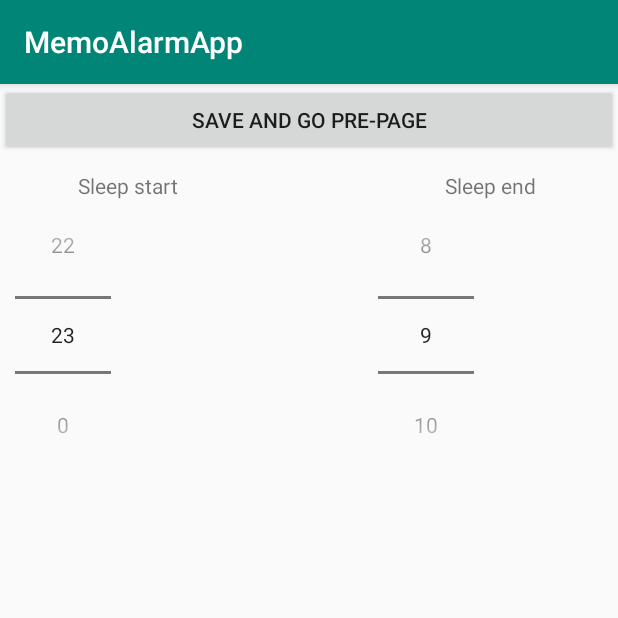
After one commit to bsshmk/MK, an Android app: the fragment MemoOverallSettingFragment placed in its activity, on a phone screen of 412 x 824 dp, the top half of it. The commit adds this screen. Run offline under Robolectric (Android 15) with nearby library versions, the phone set to English and light mode, and no system bars; our stand-ins replace Dagger/Hilt's generated code, Room's generated code.

Commit message:
메모알람수정
방해금지시간에 대한 수정

```diff
--- a/MemoAlarmApp/app/src/main/java/com/mksoft/memoalarmapp/DB/AppDB.java
+++ b/MemoAlarmApp/app/src/main/java/com/mksoft/memoalarmapp/DB/AppDB.java
@@ -2,13 +2,15 @@ package com.mksoft.memoalarmapp.DB;
 
 
 import com.mksoft.memoalarmapp.DB.data.MemoData;
+import com.mksoft.memoalarmapp.DB.data.OptionData;
 
 import androidx.room.Database;
 import androidx.room.RoomDatabase;
 
-@Database(entities = {MemoData.class}, version = 1)
+@Database(entities = {MemoData.class, OptionData.class}, version = 1)
 public abstract class AppDB extends RoomDatabase {
     public abstract MemoDataDao memoDataDao();
+    public abstract OptionDataDao optionDataDao();
     private static volatile AppDB INSTANCE;//volatile 메모리에 접근 가능
 
 }
--- a/MemoAlarmApp/app/src/main/java/com/mksoft/memoalarmapp/DB/MemoReposityDB.java
+++ b/MemoAlarmApp/app/src/main/java/com/mksoft/memoalarmapp/DB/MemoReposityDB.java
@@ -5,7 +5,9 @@ import android.os.AsyncTask;
 
 
 import com.mksoft.memoalarmapp.DB.data.MemoData;
+import com.mksoft.memoalarmapp.DB.data.OptionData;
 
+import java.security.cert.PKIXRevocationChecker;
 import java.util.List;
 import java.util.concurrent.ExecutionException;
 
@@ -17,11 +19,15 @@ import androidx.lifecycle.LiveData;
 @Singleton
 public class MemoReposityDB {
     private MemoDataDao memoDataDao;
+    private OptionDataDao optionDataDao;
     private LiveData<List<MemoData>> memoDataList;
     private List<MemoData> staticMemoDataList;
+    private OptionData optionData;
+
     @Inject
-    public MemoReposityDB(MemoDataDao memoDataDao){
+    public MemoReposityDB(MemoDataDao memoDataDao, OptionDataDao optionDataDao){
         this.memoDataDao = memoDataDao;
+        this.optionDataDao = optionDataDao;
         memoDataList = memoDataDao.getAll();
     }
     public LiveData<List<MemoData>> getMemoDataList(){
@@ -43,6 +49,7 @@ public class MemoReposityDB {
 
     private static class getAllAsyncTask extends AsyncTask<Void, Void, List<MemoData>>{
         private MemoDataDao asyncUserDao;
+
 
         getAllAsyncTask(MemoDataDao dao){
             asyncUserDao = dao;
@@ -87,4 +94,47 @@ public class MemoReposityDB {
             return null;
         }
     }
+    public void insertOption(OptionData optionData){
+        new insertAsyncTaskOption(optionDataDao).execute(optionData);
+    }
+    private static class insertAsyncTaskOption extends AsyncTask<OptionData, Void, Void>{
+        private OptionDataDao asyncUserDao;
+        insertAsyncTaskOption(OptionDataDao dao){
+            asyncUserDao = dao;
+        }
+
+        @Override
+        protected Void doInBackground(OptionData... optionData) {
+            asyncUserDao.insertOPtion(optionData[0]);
+            return null;
+        }
+    }
+    public OptionData getOptionData(){
+        try {
+            this.optionData = new getOptionDataAsyncTask(optionDataDao).execute().get();
+
+        } catch (ExecutionException e) {
+            e.printStackTrace();
+        } catch (InterruptedException e) {
+            e.printStackTrace();
+        }
+        return optionData;
+
+    }
+
+    private static class getOptionDataAsyncTask extends AsyncTask<Void, Void, OptionData>{
+        private OptionDataDao asyncUserDao;
+
+        getOptionDataAsyncTask(OptionDataDao dao){
+            asyncUserDao = dao;
+        }
+
+        @Override
+        protected OptionData doInBackground(Void... voids) {
+
+
+            return asyncUserDao.getOptionData();
+        }
+    }
+
 }
--- /dev/null
+++ b/MemoAlarmApp/app/src/main/java/com/mksoft/memoalarmapp/DB/OptionDataDao.java
@@ -0,0 +1,26 @@
+package com.mksoft.memoalarmapp.DB;
+
+
+import com.mksoft.memoalarmapp.DB.data.MemoData;
+import com.mksoft.memoalarmapp.DB.data.OptionData;
+
+import java.util.List;
+
+import androidx.room.Dao;
+import androidx.room.Insert;
+import androidx.room.Query;
+
+import static androidx.room.OnConflictStrategy.REPLACE;
+
+@Dao
+public interface OptionDataDao {
+    @Query("SELECT * FROM option_data WHERE id = 0")
+    OptionData getOptionData();
+
+
+    @Insert(onConflict = REPLACE)
+    void insertOPtion(OptionData optionData);
+
+    @Query("SELECT COUNT(*) FROM option_data")
+    int getCnt();
+}
--- /dev/null
+++ b/MemoAlarmApp/app/src/main/java/com/mksoft/memoalarmapp/DB/data/OptionData.java
@@ -0,0 +1,49 @@
+package com.mksoft.memoalarmapp.DB.data;
+
+import androidx.annotation.NonNull;
+import androidx.room.ColumnInfo;
+import androidx.room.Entity;
+import androidx.room.PrimaryKey;
+
+@Entity(tableName = "option_data")
+public class OptionData {
+    public OptionData(){
+
+    }
+    public void setId(@NonNull int id) {
+        this.id = id;
+    }
+    @PrimaryKey
+    @NonNull
+    @ColumnInfo(name = "id")
+    private int id = 0;
+
+    @NonNull
+    public int getId() {
+        return id;
+    }
+
+    @ColumnInfo(name = "sleep_start_time")
+    private int sleepStartTime;
+
+    @ColumnInfo(name = "sleep_end_time")
+    private int sleepEndTime;
+
+
+
+    public int getSleepStartTime() {
+        return sleepStartTime;
+    }
+
+    public int getSleepEndTime() {
+        return sleepEndTime;
+    }
+
+    public void setSleepStartTime(int sleepStartTime) {
+        this.sleepStartTime = sleepStartTime;
+    }
+
+    public void setSleepEndTime(int sleepEndTime) {
+        this.sleepEndTime = sleepEndTime;
+    }
+}
--- a/MemoAlarmApp/app/src/main/java/com/mksoft/memoalarmapp/DI/FragmentModule.java
+++ b/MemoAlarmApp/app/src/main/java/com/mksoft/memoalarmapp/DI/FragmentModule.java
@@ -1,6 +1,7 @@
 package com.mksoft.memoalarmapp.DI;
 
 
+import com.mksoft.memoalarmapp.component.activity.fragment.MemoOverallSetting.MemoOverallSettingFragment;
 import com.mksoft.memoalarmapp.component.activity.fragment.memoAdd.MemoAddFragment;
 import com.mksoft.memoalarmapp.component.activity.fragment.memoBody.MemoBodyFragment;
 import com.mksoft.memoalarmapp.component.activity.fragment.memoTimeSetting.MemoTimeSettingFragment;
@@ -14,6 +15,10 @@ import dagger.android.ContributesAndroidInjector;
 
 @Module
 public abstract class FragmentModule {
+
+    @ContributesAndroidInjector
+    abstract MemoOverallSettingFragment contributeMemoOverallSetting();
+
     @ContributesAndroidInjector
     abstract MemoAddFragment contributeMemoAddFragment();
 
@@ -23,4 +28,5 @@ public abstract class FragmentModule {
     @ContributesAndroidInjector
     abstract MemoTimeSettingFragment contributeMemoTimeSettingFragment();
 
+
 }
--- a/MemoAlarmApp/app/src/main/java/com/mksoft/memoalarmapp/component/App.java
+++ b/MemoAlarmApp/app/src/main/java/com/mksoft/memoalarmapp/component/App.java
@@ -6,8 +6,7 @@ import android.app.Service;
 import android.content.Context;
 
 
-import com.mksoft.memoalarmapp.DI
-        .DaggerAppComponent;
+import com.mksoft.memoalarmapp.DI.DaggerAppComponent;
 
 import javax.inject.Inject;
 
--- a/MemoAlarmApp/app/src/main/java/com/mksoft/memoalarmapp/component/activity/MainActivity.java
+++ b/MemoAlarmApp/app/src/main/java/com/mksoft/memoalarmapp/component/activity/MainActivity.java
@@ -4,6 +4,7 @@ package com.mksoft.memoalarmapp.component.activity;
 import android.content.Intent;
 import android.os.Bundle;
 
+import com.mksoft.memoalarmapp.component.activity.fragment.MemoOverallSetting.MemoOverallSettingFragment;
 import com.mksoft.memoalarmapp.component.service.Alarm.Service.AlarmService;
 import com.mksoft.memoalarmapp.HideKeyboard;
 import com.mksoft.memoalarmapp.R;
@@ -28,6 +29,8 @@ public class MainActivity extends AppCompatActivity  implements HasSupportFragme
     MemoTimeSettingFragment memoTimeSettingFragment;//플레그먼트 주입이 될까?
     HideKeyboard hideKeyboard;
     public static MainActivity mainActivity;
+    MemoOverallSettingFragment memoOverallSettingFragment;
+
     @Inject
     DispatchingAndroidInjector<Fragment> dispatchingAndroidInjector;
 
@@ -55,6 +58,7 @@ public class MainActivity extends AppCompatActivity  implements HasSupportFragme
         memoBodyFragment = new MemoBodyFragment();
         memoAddFragment = new MemoAddFragment();
         memoTimeSettingFragment = new MemoTimeSettingFragment();
+        memoOverallSettingFragment = new MemoOverallSettingFragment();
         getSupportFragmentManager().beginTransaction().replace(R.id.mainContainer, memoBodyFragment).commit();
     }
     public void OnFragmentChange(int idx, Bundle bundle){
@@ -66,6 +70,8 @@ public class MainActivity extends AppCompatActivity  implements HasSupportFragme
             memoTimeSettingFragment.setArguments(bundle);
             getSupportFragmentManager().beginTransaction().replace(R.id.mainContainer, memoTimeSettingFragment).commit();
 
+        }else if(idx == 3){
+            getSupportFragmentManager().beginTransaction().replace(R.id.mainContainer, memoOverallSettingFragment).commit();
         }
     }
 
--- /dev/null
+++ b/MemoAlarmApp/app/src/main/java/com/mksoft/memoalarmapp/component/activity/fragment/MemoOverallSetting/MemoOverallSettingFragment.java
@@ -0,0 +1,142 @@
+package com.mksoft.memoalarmapp.component.activity.fragment.MemoOverallSetting;
+
+import android.content.Context;
+import android.os.Bundle;
+import android.util.Log;
+import android.view.LayoutInflater;
+import android.view.View;
+import android.view.ViewGroup;
+import android.widget.Button;
+import android.widget.NumberPicker;
+import android.widget.RelativeLayout;
+import android.widget.Toast;
+
+import com.mksoft.memoalarmapp.DB.MemoReposityDB;
+import com.mksoft.memoalarmapp.DB.data.OptionData;
+import com.mksoft.memoalarmapp.R;
+import com.mksoft.memoalarmapp.component.activity.MainActivity;
+
+import javax.inject.Inject;
+
+import androidx.annotation.NonNull;
+import androidx.annotation.Nullable;
+import androidx.fragment.app.Fragment;
+import dagger.android.support.AndroidSupportInjection;
+
+public class MemoOverallSettingFragment extends Fragment {
+    public MemoOverallSettingFragment(){
+
+    }
+    MainActivity mainActivity;
+
+    Button backBtn;
+    NumberPicker np1, np2;
+
+    RelativeLayout relativeLayout;
+
+    int startTime, endTime;
+    OptionData optionData = null;
+
+    @Inject
+    MemoReposityDB memoReposityDB;
+
+
+
+    private void configureDagger(){
+        AndroidSupportInjection.inject(this);
+    }
+    @Override
+    public void onActivityCreated(@Nullable Bundle savedInstanceState) {
+        super.onActivityCreated(savedInstanceState);
+
+    }
+
+    @Nullable
+    @Override
+    public View onCreateView(@NonNull LayoutInflater inflater, @Nullable ViewGroup container, @Nullable Bundle savedInstanceState) {
+        this.configureDagger();
+        ViewGroup rootView = (ViewGroup) inflater.inflate(R.layout.memo_overall_setting, container, false);
+        init(rootView);
+
+        hideKeyboard();
+        clickHideKeyboard();
+
+        // save and go back
+        backBtn.setOnClickListener(new View.OnClickListener() {
+            @Override
+            public void onClick(View v) {
+                saveData();
+            }
+        });
+
+        return rootView;
+    }
+
+    public void init(ViewGroup viewGroup){
+
+
+        optionData = memoReposityDB.getOptionData();
+        relativeLayout = (RelativeLayout) viewGroup.findViewById(R.id.settingLayout2);
+        backBtn = (Button) viewGroup.findViewById(R.id.settingPageBackButton);
+
+        np1 = (NumberPicker) viewGroup.findViewById(R.id.np1);
+        np2 = (NumberPicker) viewGroup.findViewById(R.id.np2);
+
+        np1.setMinValue(0);
+        np1.setMaxValue(23);
+
+        np2.setMinValue(0);
+        np2.setMaxValue(23);
+
+        if(optionData == null){
+
+            np1.setValue(23);
+            np2.setValue(9);
+            optionData = new OptionData();
+        }else{
+
+            np1.setValue(optionData.getSleepStartTime());
+            np2.setValue(optionData.getSleepEndTime());
+        }
+    }
+
+    public void saveData(){
+        startTime = np1.getValue();
+        endTime = np2.getValue();
+
+        optionData.setSleepStartTime(startTime);
+        optionData.setSleepEndTime(endTime);
+
+        Toast.makeText(getContext(), "updated!", Toast.LENGTH_SHORT).show();
+        memoReposityDB.insertOption(optionData);
+        mainActivity.OnFragmentChange(0,null);
+    }
+
+    @Override
+    public void onAttach(Context context) {
+        super.onAttach(context);
+        mainActivity = (MainActivity) getActivity();
+    }
+
+    @Override
+    public void onCreate(@Nullable Bundle savedInstanceState) {
+        super.onCreate(savedInstanceState);
+    }
+
+//    public void changeFragment(int idx, ){
+//        mainActivity.OnFragmentChange(0, null);//이 페이지에서 데이터 처리하고 널을 넘기자.
+//    }
+
+    private void hideKeyboard(){
+        mainActivity.getHideKeyboard().hideKeyboard();
+    }
+    private void clickHideKeyboard(){
+        relativeLayout.setOnClickListener(new View.OnClickListener() {
+            @Override
+            public void onClick(View view) {
+                hideKeyboard();
+            }
+        });
+    }
+
+}
--- a/MemoAlarmApp/app/src/main/java/com/mksoft/memoalarmapp/component/activity/fragment/memoBody/MemoBodyFragment.java
+++ b/MemoAlarmApp/app/src/main/java/com/mksoft/memoalarmapp/component/activity/fragment/memoBody/MemoBodyFragment.java
@@ -2,12 +2,18 @@ package com.mksoft.memoalarmapp.component.activity.fragment.memoBody;
 
 import android.content.DialogInterface;
 import android.os.Bundle;
+import android.util.Log;
 import android.view.LayoutInflater;
+import android.view.Menu;
+import android.view.MenuInflater;
+import android.view.MenuItem;
 import android.view.View;
 import android.view.ViewGroup;
 import android.widget.Button;
+import android.widget.Toast;
 
 import com.mksoft.memoalarmapp.DB.MemoReposityDB;
+import com.mksoft.memoalarmapp.DB.data.OptionData;
 import com.mksoft.memoalarmapp.ViewModel.MemoViewModel;
 import com.mksoft.memoalarmapp.component.activity.MainActivity;
 import com.mksoft.memoalarmapp.R;
@@ -26,7 +32,6 @@ import androidx.recyclerview.widget.ItemTouchHelper;
 import androidx.recyclerview.widget.LinearLayoutManager;
 import androidx.recyclerview.widget.RecyclerView;
 import dagger.android.support.AndroidSupportInjection;
-
 
 public class MemoBodyFragment extends Fragment {
     public MemoBodyFragment(){
@@ -49,6 +54,7 @@ public class MemoBodyFragment extends Fragment {
     ItemTouchHelper itemTouchHelper;
     @Inject
     ViewModelProvider.Factory viewModelFactory;
+
     @Inject
     MemoReposityDB memoReposityDB;
 
@@ -58,11 +64,37 @@ public class MemoBodyFragment extends Fragment {
     @Override
     public void onActivityCreated(@Nullable Bundle savedInstanceState) {
         super.onActivityCreated(savedInstanceState);
-        this.configureDagger();
+
         this.configureViewModel();
 
     }
+
+    @Override
+    public void onCreate(@Nullable Bundle savedInstanceState) {
+        super.onCreate(savedInstanceState);
+        this.configureDagger();
+        setHasOptionsMenu(true);
+    }
+
+    @Override
+    public void onCreateOptionsMenu(Menu menu, MenuInflater inflater) {
+        super.onCreateOptionsMenu(menu, inflater);
+        inflater.inflate(R.menu.menu, menu);
+    }
+
+    @Override
+    public boolean onOptionsItemSelected(MenuItem item) {
+        switch (item.getItemId()){
+            case R.id.action_setting:
+                Toast.makeText(getContext(), "setting page", Toast.LENGTH_SHORT).show();
+                mainActivity.OnFragmentChange(3,null);
+                return true;
+            default:
+                return super.onOptionsItemSelected(item);
+        }
+    }
     private void configureDagger(){
+
         AndroidSupportInjection.inject(this);
     }
     private void configureViewModel(){
@@ -87,6 +119,14 @@ public class MemoBodyFragment extends Fragment {
     }
 
     private void init(ViewGroup rootView){
+        if(memoReposityDB.getOptionData() == null){
+            OptionData optionData = new OptionData();
+            optionData.setSleepStartTime(23);
+            optionData.setSleepEndTime(9);
+            memoReposityDB.insertOption(optionData);
+
+        }
+
 
         mainActivity = (MainActivity) getActivity();
         recyclerView = (RecyclerView)rootView.findViewById(R.id.memoListRecyclerView);
--- /dev/null
+++ b/MemoAlarmApp/app/src/main/res/layout/memo_overall_setting.xml
@@ -0,0 +1,66 @@
+<?xml version="1.0" encoding="utf-8"?>
+<RelativeLayout xmlns:android="http://schemas.android.com/apk/res/android"
+    android:orientation="vertical"
+    android:id="@+id/settingLayout2"
+    android:layout_width="match_parent"
+    android:layout_height="match_parent">
+
+    <Button
+        android:id="@+id/settingPageBackButton"
+        android:layout_width="match_parent"
+        android:layout_height="wrap_content"
+        android:text="Save and go pre-page"
+        android:gravity="center"/>
+
+    <RelativeLayout
+        android:id="@+id/layout1"
+        android:orientation="horizontal"
+        android:layout_below="@+id/settingPageBackButton"
+        android:layout_width="match_parent"
+        android:layout_height="wrap_content">
+
+        <LinearLayout
+            android:padding="10dp"
+            android:orientation="vertical"
+            android:layout_width="wrap_content"
+            android:layout_height="match_parent"
+            android:minWidth="150dp"
+            android:layout_alignParentLeft="true">
+            <TextView
+                android:text="Sleep start"
+                android:layout_width="wrap_content"
+                android:layout_height="wrap_content"
+                android:minWidth="150dp"
+                android:textAlignment="center"
+                android:layout_gravity="center"/>
+            <NumberPicker
+                android:id="@+id/np1"
+                android:layout_width="wrap_content"
+                android:layout_height="wrap_content"
+                android:minWidth="150dp"></NumberPicker>
+        </LinearLayout>
+
+        <LinearLayout
+            android:padding="10dp"
+            android:orientation="vertical"
+            android:layout_width="wrap_content"
+            android:layout_height="match_parent"
+            android:minWidth="150dp"
+            android:layout_alignParentRight="true">
+            <TextView
+                android:text="Sleep end"
+                android:layout_width="wrap_content"
+                android:layout_height="wrap_content"
+                android:minWidth="150dp"
+                android:textAlignment="center"
+                android:layout_gravity="center"/>
+            <NumberPicker
+                android:id="@+id/np2"
+                android:layout_width="wrap_content"
+                android:layout_height="wrap_content"
+                android:minWidth="150dp"></NumberPicker>
+        </LinearLayout>
+
+    </RelativeLayout>
+
+</RelativeLayout>
--- /dev/null
+++ b/MemoAlarmApp/app/src/main/res/menu/menu.xml
@@ -0,0 +1,10 @@
+<?xml version="1.0" encoding="utf-8"?>
+<menu xmlns:android="http://schemas.android.com/apk/res/android"
+    xmlns:app="http://schemas.android.com/apk/res-auto">
+
+    <item
+        android:id="@+id/action_setting"
+        android:title="setting"
+        app:showAsAction="never"/>
+
+</menu>
```
Also changed, not shown: MemoAlarmApp/app/src/main/AndroidManifest.xml (+14 -0 lines), MemoAlarmApp/app/src/main/java/com/mksoft/memoalarmapp/DB/data/MemoData.java (+0 -20 lines), MemoAlarmApp/app/src/main/java/com/mksoft/memoalarmapp/DI/AppModule.java (+12 -2 lines), MemoAlarmApp/app/src/main/java/com/mksoft/memoalarmapp/component/Broadcast/MyAutoRunApp.java (added, +33 -0 lines), MemoAlarmApp/app/src/main/java/com/mksoft/memoalarmapp/component/activity/fragment/memoTimeSetting/MemoTimeSettingFragment.java (+6 -26 lines), MemoAlarmApp/app/src/main/java/com/mksoft/memoalarmapp/component/service/Alarm/RandomTimeMaker.java (+3 -10 lines), MemoAlarmApp/app/src/main/java/com/mksoft/memoalarmapp/component/service/Alarm/Service/AlarmService.java (+44 -11 lines), MemoAlarmApp/app/src/main/res/layout/memo_time_setting.xml (+10 -38 lines).
